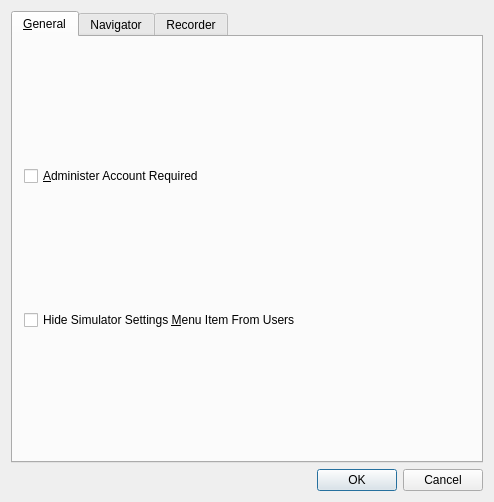
Old version of the form src/gui/ui/simulatorsettingsdialog.ui in the repository mannd/epsimulator.
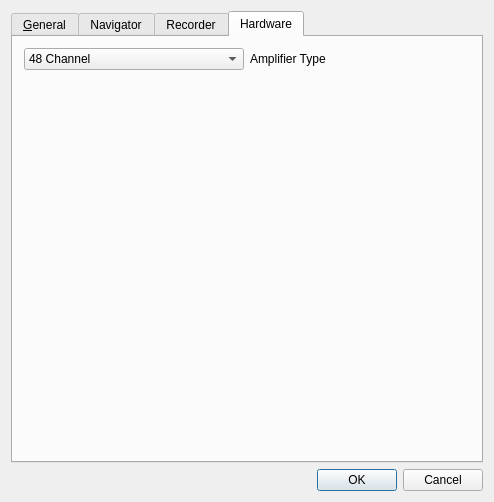
New version of the form. The open tabs and pages were chosen to show the change.

Commit message: r430@SuperSluggo:  mannd | 2008-07-19 23:00:02 -0400  added Channel class, changing over to QGraphicsScene to display signals.  r431@SuperSluggo:  mannd | 2008-07-22 21:05:21 -0400  redesigning central widget of SignalDisplayWindow as QGraphicsView  r432@SuperSluggo:  mannd | 2008-07-26 18:31:16 -0400  added SignalWidget class  r433@SuperSluggo:  mannd | 2008-07-28 21:08:43 -0400  added Hardware tab to SimulatorSettings, and amplifierTypeComboBox

```diff
--- a/src/gui/ui/simulatorsettingsdialog.ui
+++ b/src/gui/ui/simulatorsettingsdialog.ui
@@ -242,6 +242,68 @@
        </item>
       </layout>
      </widget>
+     <widget class="QWidget" name="tabHardware" >
+      <property name="geometry" >
+       <rect>
+        <x>0</x>
+        <y>0</y>
+        <width>472</width>
+        <height>424</height>
+       </rect>
+      </property>
+      <attribute name="title" >
+       <string>Hardware</string>
+      </attribute>
+      <layout class="QGridLayout" name="gridLayout_2" >
+       <item row="0" column="0" >
+        <widget class="QComboBox" name="amplifierTypeComboBox" >
+         <item>
+          <property name="text" >
+           <string>48 Channel</string>
+          </property>
+         </item>
+         <item>
+          <property name="text" >
+           <string>64 Channel</string>
+          </property>
+         </item>
+         <item>
+          <property name="text" >
+           <string>96 Channel</string>
+          </property>
+         </item>
+         <item>
+          <property name="text" >
+           <string>128 Channel</string>
+          </property>
+         </item>
+        </widget>
+       </item>
+       <item row="0" column="1" >
+        <widget class="QLabel" name="label" >
+         <property name="text" >
+          <string>Amplifier Type</string>
+         </property>
+         <property name="buddy" >
+          <cstring>amplifierTypeComboBox</cstring>
+         </property>
+        </widget>
+       </item>
+       <item row="1" column="0" >
+        <spacer name="verticalSpacer" >
+         <property name="orientation" >
+          <enum>Qt::Vertical</enum>
+         </property>
+         <property name="sizeHint" stdset="0" >
+          <size>
+           <width>20</width>
+           <height>372</height>
+          </size>
+         </property>
+        </spacer>
+       </item>
+      </layout>
+     </widget>
     </widget>
    </item>
    <item row="1" column="0" >
```
Left out of the diff: 2 changed lines with no effect on the pictures. The commit also changes 13 other files.
